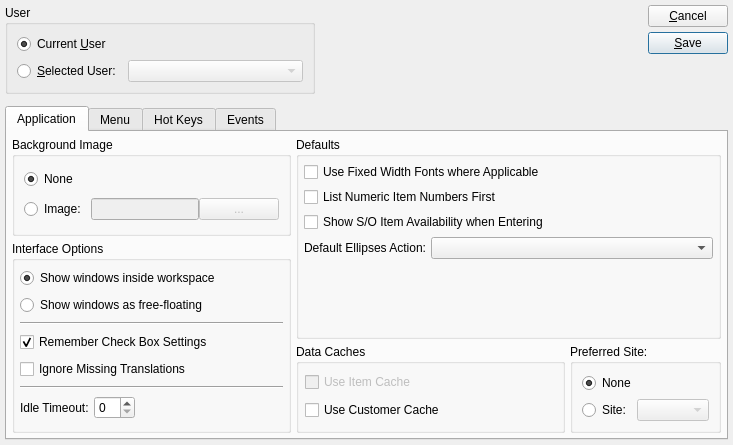
Qt form xtuple/trunk/guiclient/userPreferences.ui (WooodHead/xtuple) before a commit.
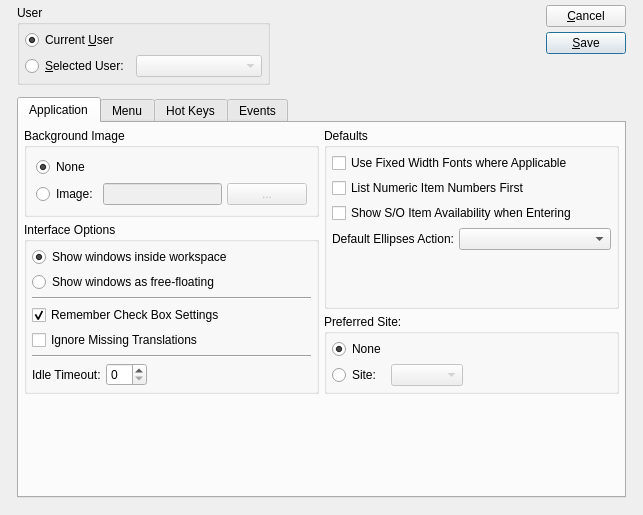
The same form after that commit. Custom widgets are drawn as their Qt base class.

Commit message: issue #7299:  Remove non-functional settings from preferences.

```diff
--- a/xtuple/trunk/guiclient/userPreferences.ui
+++ b/xtuple/trunk/guiclient/userPreferences.ui
@@ -5,8 +5,8 @@
    <rect>
     <x>0</x>
     <y>0</y>
-    <width>733</width>
-    <height>445</height>
+    <width>643</width>
+    <height>515</height>
    </rect>
   </property>
   <property name="windowTitle" >
@@ -15,6 +15,15 @@
   <layout class="QGridLayout" >
    <item row="0" column="0" >
     <layout class="QGridLayout" >
+     <property name="leftMargin" >
+      <number>12</number>
+     </property>
+     <property name="rightMargin" >
+      <number>12</number>
+     </property>
+     <property name="bottomMargin" >
+      <number>12</number>
+     </property>
      <property name="horizontalSpacing" >
       <number>12</number>
      </property>
@@ -33,21 +42,6 @@
         <string>User</string>
        </property>
        <layout class="QVBoxLayout" >
-        <property name="spacing" >
-         <number>6</number>
-        </property>
-        <property name="leftMargin" >
-         <number>9</number>
-        </property>
-        <property name="topMargin" >
-         <number>9</number>
-        </property>
-        <property name="rightMargin" >
-         <number>9</number>
-        </property>
-        <property name="bottomMargin" >
-         <number>9</number>
-        </property>
         <item>
          <widget class="QRadioButton" name="_currentUser" >
           <property name="text" >
@@ -63,21 +57,6 @@
         </item>
         <item>
          <layout class="QHBoxLayout" >
-          <property name="spacing" >
-           <number>5</number>
-          </property>
-          <property name="leftMargin" >
-           <number>0</number>
-          </property>
-          <property name="topMargin" >
-           <number>0</number>
-          </property>
-          <property name="rightMargin" >
-           <number>0</number>
-          </property>
-          <property name="bottomMargin" >
-           <number>0</number>
-          </property>
           <item>
            <widget class="QRadioButton" name="_selectedUser" >
             <property name="text" >
@@ -221,21 +200,6 @@
             </item>
             <item>
              <layout class="QHBoxLayout" >
-              <property name="spacing" >
-               <number>5</number>
-              </property>
-              <property name="leftMargin" >
-               <number>0</number>
-              </property>
-              <property name="topMargin" >
-               <number>0</number>
-              </property>
-              <property name="rightMargin" >
-               <number>0</number>
-              </property>
-              <property name="bottomMargin" >
-               <number>0</number>
-              </property>
               <item>
                <widget class="QRadioButton" name="_backgroundImage" >
                 <property name="text" >
@@ -245,21 +209,6 @@
               </item>
               <item>
                <layout class="QHBoxLayout" >
-                <property name="spacing" >
-                 <number>0</number>
-                </property>
-                <property name="leftMargin" >
-                 <number>0</number>
-                </property>
-                <property name="topMargin" >
-                 <number>0</number>
-                </property>
-                <property name="rightMargin" >
-                 <number>0</number>
-                </property>
-                <property name="bottomMargin" >
-                 <number>0</number>
-                </property>
                 <item>
                  <widget class="XLineEdit" name="_background" >
                   <property name="enabled" >
@@ -284,7 +233,7 @@
            </layout>
           </widget>
          </item>
-         <item rowspan="2" row="0" column="1" colspan="2" >
+         <item rowspan="2" row="0" column="1" >
           <widget class="QGroupBox" name="_defaultsGroup" >
            <property name="sizePolicy" >
             <sizepolicy vsizetype="Preferred" hsizetype="Preferred" >
@@ -465,59 +414,6 @@
           </widget>
          </item>
          <item row="2" column="1" >
-          <widget class="QGroupBox" name="_dataCacheGroup" >
-           <property name="enabled" >
-            <bool>true</bool>
-           </property>
-           <property name="sizePolicy" >
-            <sizepolicy vsizetype="Preferred" hsizetype="Expanding" >
-             <horstretch>0</horstretch>
-             <verstretch>0</verstretch>
-            </sizepolicy>
-           </property>
-           <property name="title" >
-            <string>Data Caches</string>
-           </property>
-           <layout class="QGridLayout" >
-            <property name="leftMargin" >
-             <number>6</number>
-            </property>
-            <property name="topMargin" >
-             <number>6</number>
-            </property>
-            <property name="rightMargin" >
-             <number>6</number>
-            </property>
-            <property name="bottomMargin" >
-             <number>6</number>
-            </property>
-            <property name="horizontalSpacing" >
-             <number>6</number>
-            </property>
-            <property name="verticalSpacing" >
-             <number>6</number>
-            </property>
-            <item row="0" column="0" >
-             <widget class="QCheckBox" name="_itemCache" >
-              <property name="enabled" >
-               <bool>false</bool>
-              </property>
-              <property name="text" >
-               <string>Use Item Cache</string>
-              </property>
-             </widget>
-            </item>
-            <item row="1" column="0" >
-             <widget class="QCheckBox" name="_customerCache" >
-              <property name="text" >
-               <string>Use Customer Cache</string>
-              </property>
-             </widget>
-            </item>
-           </layout>
-          </widget>
-         </item>
-         <item row="2" column="2" >
           <widget class="QGroupBox" name="_warehouseGroup" >
            <property name="sizePolicy" >
             <sizepolicy vsizetype="Fixed" hsizetype="Minimum" >
@@ -529,28 +425,13 @@
             <string>Preferred Site:</string>
            </property>
            <layout class="QGridLayout" >
-            <property name="leftMargin" >
-             <number>9</number>
-            </property>
-            <property name="topMargin" >
-             <number>9</number>
-            </property>
-            <property name="rightMargin" >
-             <number>9</number>
-            </property>
-            <property name="bottomMargin" >
-             <number>9</number>
-            </property>
-            <property name="horizontalSpacing" >
-             <number>6</number>
-            </property>
-            <property name="verticalSpacing" >
-             <number>6</number>
-            </property>
-            <item row="1" column="1" >
-             <widget class="WComboBox" name="_warehouse" >
-              <property name="enabled" >
-               <bool>false</bool>
+            <item row="0" column="0" >
+             <widget class="QRadioButton" name="_noWarehouse" >
+              <property name="text" >
+               <string>None</string>
+              </property>
+              <property name="checked" >
+               <bool>true</bool>
               </property>
              </widget>
             </item>
@@ -561,19 +442,46 @@
               </property>
              </widget>
             </item>
-            <item row="0" column="0" colspan="2" >
-             <widget class="QRadioButton" name="_noWarehouse" >
-              <property name="text" >
-               <string>None</string>
-              </property>
-              <property name="checked" >
-               <bool>true</bool>
-              </property>
-             </widget>
+            <item row="1" column="1" >
+             <layout class="QHBoxLayout" >
+              <item>
+               <widget class="WComboBox" name="_warehouse" >
+                <property name="enabled" >
+                 <bool>false</bool>
+                </property>
+               </widget>
+              </item>
+              <item>
+               <spacer>
+                <property name="orientation" >
+                 <enum>Qt::Horizontal</enum>
+                </property>
+                <property name="sizeHint" >
+                 <size>
+                  <width>40</width>
+                  <height>20</height>
+                 </size>
+                </property>
+               </spacer>
+              </item>
+             </layout>
             </item>
            </layout>
           </widget>
          </item>
+         <item row="3" column="0" >
+          <spacer>
+           <property name="orientation" >
+            <enum>Qt::Vertical</enum>
+           </property>
+           <property name="sizeHint" >
+            <size>
+             <width>20</width>
+             <height>0</height>
+            </size>
+           </property>
+          </spacer>
+         </item>
         </layout>
        </widget>
        <widget class="QWidget" name="_menu" >
@@ -628,7 +536,7 @@
                 <enum>Qt::Horizontal</enum>
                </property>
                <property name="sizeType" >
-                <enum>QSizePolicy::Preferred</enum>
+                <enum>QSizePolicy::Fixed</enum>
                </property>
                <property name="sizeHint" >
                 <size>
@@ -699,7 +607,7 @@
                 <enum>Qt::Horizontal</enum>
                </property>
                <property name="sizeType" >
-                <enum>QSizePolicy::Preferred</enum>
+                <enum>QSizePolicy::Fixed</enum>
                </property>
                <property name="sizeHint" >
                 <size>
@@ -728,9 +636,12 @@
            <property name="orientation" >
             <enum>Qt::Horizontal</enum>
            </property>
+           <property name="sizeType" >
+            <enum>QSizePolicy::Expanding</enum>
+           </property>
            <property name="sizeHint" >
             <size>
-             <width>279</width>
+             <width>50</width>
              <height>271</height>
             </size>
            </property>
@@ -783,7 +694,7 @@
                 <enum>Qt::Horizontal</enum>
                </property>
                <property name="sizeType" >
-                <enum>QSizePolicy::Preferred</enum>
+                <enum>QSizePolicy::Fixed</enum>
                </property>
                <property name="sizeHint" >
                 <size>
@@ -854,7 +765,7 @@
                 <enum>Qt::Horizontal</enum>
                </property>
                <property name="sizeType" >
-                <enum>QSizePolicy::Preferred</enum>
+                <enum>QSizePolicy::Fixed</enum>
                </property>
                <property name="sizeHint" >
                 <size>
@@ -925,7 +836,7 @@
                 <enum>Qt::Horizontal</enum>
                </property>
                <property name="sizeType" >
-                <enum>QSizePolicy::Preferred</enum>
+                <enum>QSizePolicy::Fixed</enum>
                </property>
                <property name="sizeHint" >
                 <size>
@@ -996,7 +907,7 @@
                 <enum>Qt::Horizontal</enum>
                </property>
                <property name="sizeType" >
-                <enum>QSizePolicy::Preferred</enum>
+                <enum>QSizePolicy::Fixed</enum>
                </property>
                <property name="sizeHint" >
                 <size>
@@ -1067,7 +978,7 @@
                 <enum>Qt::Horizontal</enum>
                </property>
                <property name="sizeType" >
-                <enum>QSizePolicy::Preferred</enum>
+                <enum>QSizePolicy::Fixed</enum>
                </property>
                <property name="sizeHint" >
                 <size>
@@ -1138,7 +1049,7 @@
                 <enum>Qt::Horizontal</enum>
                </property>
                <property name="sizeType" >
-                <enum>QSizePolicy::Preferred</enum>
+                <enum>QSizePolicy::Fixed</enum>
                </property>
                <property name="sizeHint" >
                 <size>
```
Left out of the diff: 2 changed lines with no effect on the pictures. The commit also changes 1 other file.
